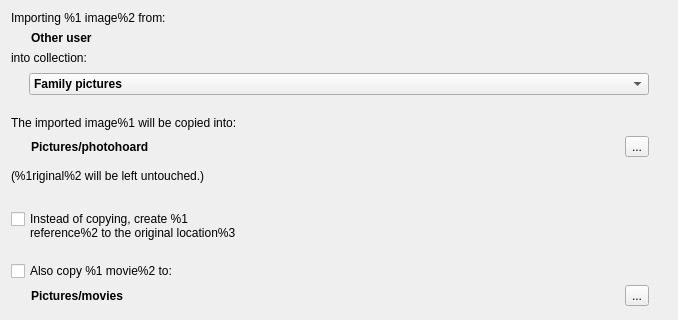
Above: src/dlg/ImportOtherUserDialog.ui from wagenadl/photohoard before the change; both pictures show x 0 to 678 and y 0 to 320 of the 678 by 737 pixel window. Below: the same form after it.
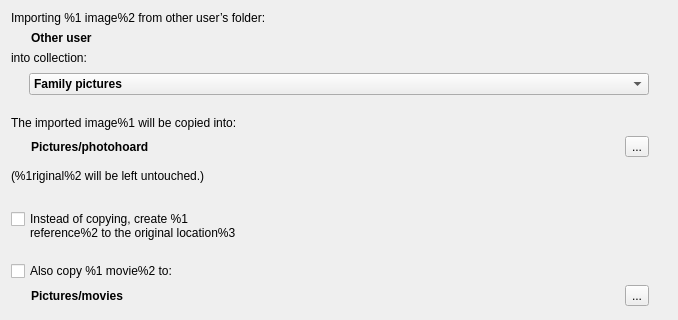
That is the form after the change.

```diff
--- a/src/dlg/ImportOtherUserDialog.ui
+++ b/src/dlg/ImportOtherUserDialog.ui
@@ -26,7 +26,7 @@
       </sizepolicy>
      </property>
      <property name="text">
-      <string>Importing %1 image%2 from:</string>
+      <string>Importing %1 image%2 from other user’s folder:</string>
      </property>
     </widget>
    </item>
```
Left out of the diff: 2 changed lines with no effect on the pictures.
